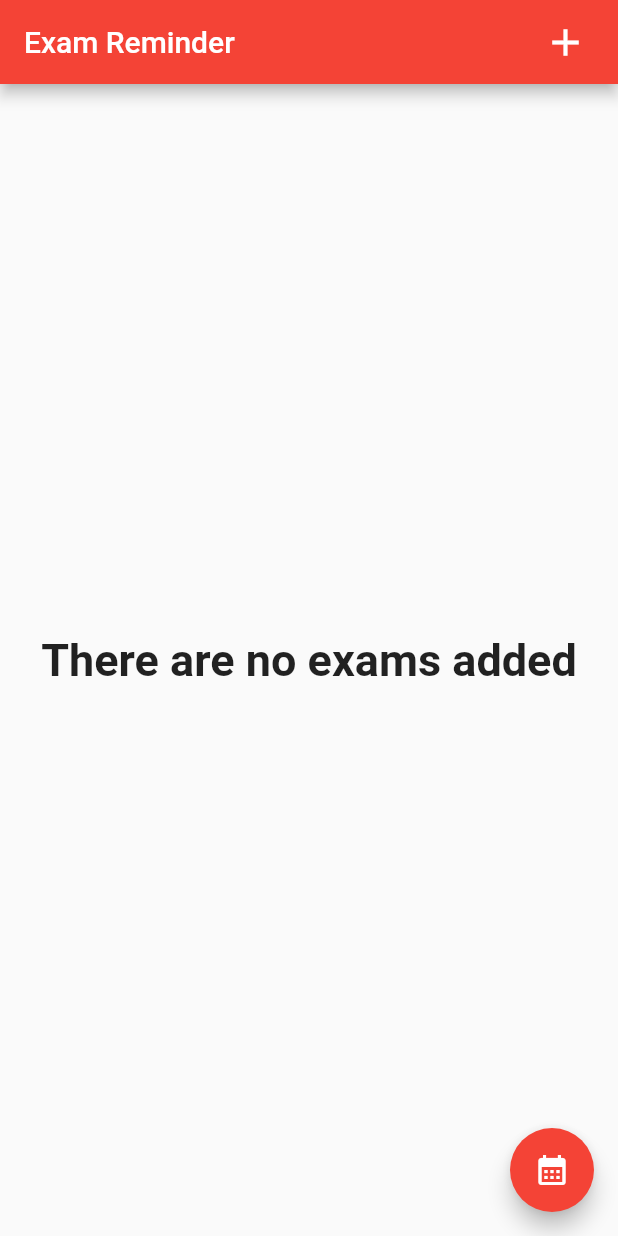
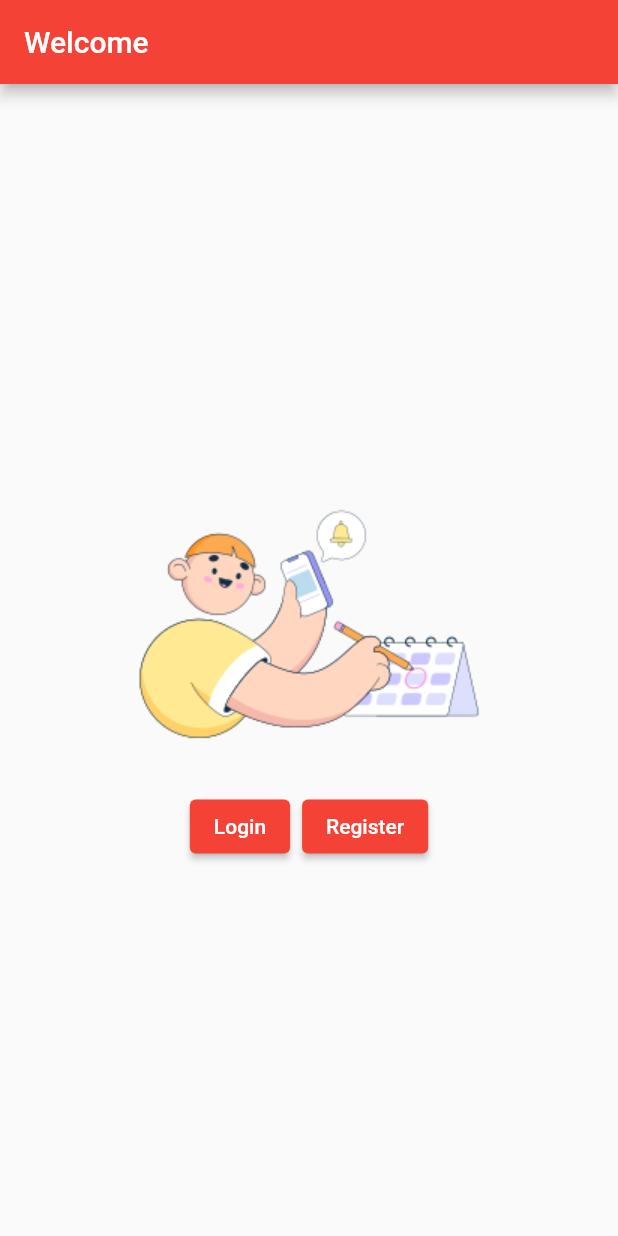
Before and after one commit to Flutter-Labs-MIS/lab_5, a Flutter app: the screen it shows after launch, on a phone screen of 412 x 824 dp. Run offline on Flutter 3.47's test engine with Material 2 defaults, Android fonts, the phone set to English and light mode, and no system bars; our stand-ins replace cloud_firestore, firebase_auth, firebase_core, flutter_local_notifications, nanoid, table_calendar; accounts and stored records are empty.

```diff
--- a/lib/main.dart
+++ b/lib/main.dart
@@ -2,10 +2,14 @@ import 'package:flutter/material.dart';
 import 'package:lab_3/themes/custom_theme.dart';
 import 'package:lab_3/utilities/router/router.dart';
 import 'package:provider/provider.dart';
+import 'package:firebase_core/firebase_core.dart';
 
 import 'models/exam.dart';
 
-void main() {
+Future main() async {
+  WidgetsFlutterBinding.ensureInitialized();
+  await Firebase.initializeApp();
+
   runApp(
     MultiProvider(providers: [
       ChangeNotifierProvider(create: (_) => ExamModel()),
--- /dev/null
+++ b/lib/screens/welcome_page.dart
@@ -0,0 +1,58 @@
+import 'package:flutter/material.dart';
+import 'package:lab_3/screens/login_page.dart';
+import 'package:lab_3/screens/register_page.dart';
+
+class WelcomePage extends StatelessWidget {
+  const WelcomePage({super.key});
+
+  @override
+  Widget build(BuildContext context) {
+    return Scaffold(
+      appBar: AppBar(
+        title: const Text("Welcome"),
+        automaticallyImplyLeading: false,
+      ),
+      body: Center(
+        child: SizedBox(
+          height: double.infinity,
+          width: double.infinity,
+          child: Column(
+            crossAxisAlignment: CrossAxisAlignment.center,
+            mainAxisAlignment: MainAxisAlignment.center,
+            children: [
+              Image.asset("images/welcome.png"),
+              Row(
+                mainAxisAlignment: MainAxisAlignment.center,
+                children: [
+                  ElevatedButton(
+                    onPressed: () {
+                      Navigator.of(context).push(
+                        MaterialPageRoute(
+                          builder: (BuildContext context) => const LoginPage(),
+                        ),
+                      );
+                    },
+                    child: const Text("Login"),
+                  ),
+                  const Padding(
+                    padding: EdgeInsets.only(right: 8),
+                  ),
+                  ElevatedButton(
+                    onPressed: () {
+                       Navigator.of(context).push(
+                        MaterialPageRoute(
+                          builder: (BuildContext context) => const RegisterPage(),
+                        ),
+                      );
+                    },
+                    child: const Text("Register"),
+                  ),
+                ],
+              )
+            ],
+          ),
+        ),
+      ),
+    );
+  }
+}
--- a/lib/utilities/router/router.dart
+++ b/lib/utilities/router/router.dart
@@ -1,10 +1,17 @@
 import 'package:flutter/material.dart';
 import 'package:lab_3/screens/exams_calendar.dart';
 import 'package:lab_3/screens/home.dart';
+import 'package:lab_3/screens/login_page.dart';
+import 'package:lab_3/screens/register_page.dart';
+import 'package:lab_3/screens/welcome_page.dart';
 
 class RouterGenerator {
   static Route<dynamic> generateRoute(RouteSettings settings) {
     switch (settings.name) {
+      case 'welcome':
+        return MaterialPageRoute(
+          builder: (_) => const WelcomePage(),
+        );
       case 'home':
         return MaterialPageRoute(
           builder: (_) => const Home(
@@ -15,12 +22,20 @@ class RouterGenerator {
         return MaterialPageRoute(
           builder: (_) => const ExamsCalendar(),
         );
+      case 'login':
+        return MaterialPageRoute(
+          builder: (_) => const LoginPage(),
+        );
+      case 'register':
+        return MaterialPageRoute(
+          builder: (_) => const RegisterPage(),
+        );
       default:
         return _error();
     }
   }
 
-  static String homeRoute = 'home';
+  static String homeRoute = 'welcome';
 
   static Route<dynamic> _error() {
     return MaterialPageRoute(
```
Also changed, not shown: lib/models/exam.dart (+42 -4 lines), lib/screens/home.dart (+39 -4 lines), lib/screens/login_page.dart (added, +133 -0 lines), lib/screens/register_page.dart (added, +141 -0 lines), pubspec.yaml (+6 -3 lines), images/welcome.png (added), pubspec.lock, 4 other files.
